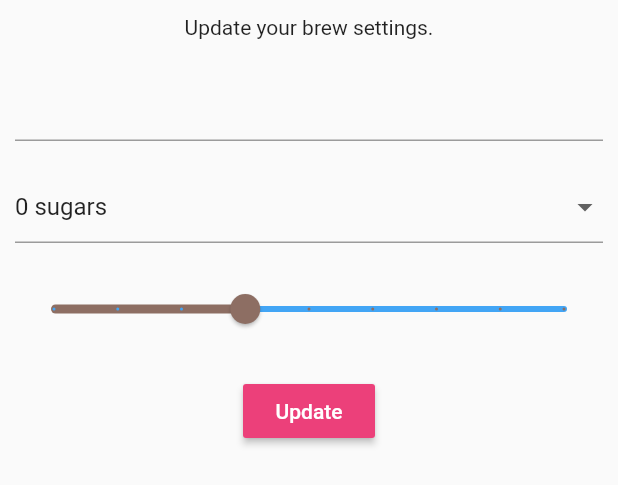
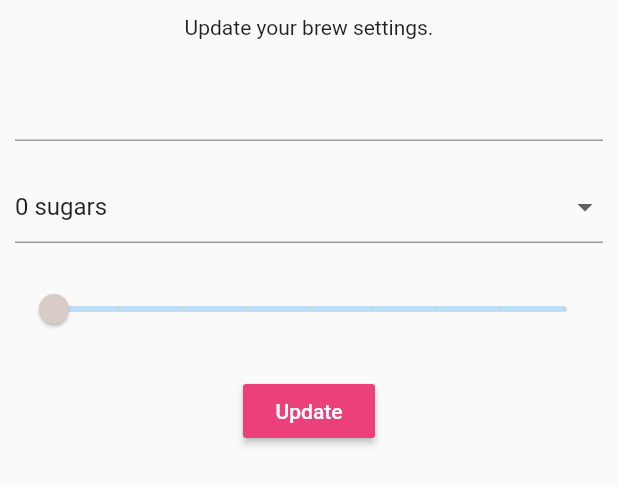
Before and after one commit to Harrisonnguyen1210/Flutter_Firebase, a Flutter app: the BrewInput widget shown alone on an empty page, opened directly, after a tap on "Update", on a phone screen of 412 x 824 dp. Shown: the top 485 px of the screen. Run offline on Flutter 3.47's test engine with Material 2 defaults, Android fonts, the phone set to English and light mode, and no system bars; our stand-ins replace cloud_firestore, firebase_auth, flutter_spinkit, google_sign_in; accounts and stored records are empty.

Commit message:
Updating user brew

```diff
--- a/lib/services/auth_service.dart
+++ b/lib/services/auth_service.dart
@@ -56,7 +56,11 @@ class AuthService {
       AuthResult authResult = await _auth.createUserWithEmailAndPassword(
           email: authData['email'], password: authData['password']);
       // create a new document for the user with uId
-      await DatabaseService(uId: authResult.user.uid).updateUserData('0', 'new crew member', 100);
+      await DatabaseService(uId: authResult.user.uid).updateUserData({
+        'name': 'new crew member',
+        'sugars': '0',
+        'strength': 100,
+      });
     } catch (e) {
       throw e;
     }
--- a/lib/services/database_service.dart
+++ b/lib/services/database_service.dart
@@ -9,17 +9,21 @@ class DatabaseService {
   final CollectionReference _brewCollection =
       Firestore.instance.collection('brews');
 
-  Future<void> updateUserData(String sugars, String name, int strength) async {
-    return await _brewCollection
-        .document(uId)
-        .setData({'sugars': sugars, 'name': name, 'strength': strength});
+  Future<void> updateUserData(Map<String, dynamic> brewData) async {
+    return await _brewCollection.document(uId).setData({
+      'sugars': brewData['sugars'],
+      'name': brewData['name'],
+      'strength': brewData['strength']
+    });
   }
 
   List<Brew> _brewListFromSnapshot(QuerySnapshot snapshot) {
-    return snapshot.documents.map((document) => Brew(
-        name: document.data['name'] ?? '',
-        sugars: document.data['sugars'] ?? 0,
-        strength: document.data['strength'] ?? '')).toList();
+    return snapshot.documents
+        .map((document) => Brew(
+            name: document.data['name'] ?? '',
+            sugars: document.data['sugars'] ?? 0,
+            strength: document.data['strength'] ?? ''))
+        .toList();
   }
 
   Stream<List<Brew>> get brews {
--- a/lib/widgets/brew_input.dart
+++ b/lib/widgets/brew_input.dart
@@ -1,4 +1,7 @@
 import 'package:flutter/material.dart';
+import 'package:flutter_firebase/models/user.dart';
+import 'package:flutter_firebase/services/database_service.dart';
+import 'package:provider/provider.dart';
 
 class BrewInput extends StatefulWidget {
   @override
@@ -11,16 +14,20 @@ class _BrewInputState extends State<BrewInput> {
   final List<String> sugars = ['0', '1', '2', '3', '4', '5', '6'];
 
   Map<String, dynamic> _brewData = {
-    'name': null,
-    'sugars': null,
-    'strength': null,
+    'name': '',
+    'sugars': '0',
+    'strength': 100,
   };
 
-  _updateBrew() {}
+  Future<void> _updateBrewOfUser(User user) async {
+    await DatabaseService(uId: user.uId).updateUserData(_brewData);
+  }
 
   @override
   Widget build(BuildContext context) {
     final mediaQuery = MediaQuery.of(context);
+    final user = Provider.of<User>(context);
+
     return Padding(
       padding: EdgeInsets.only(
           left: 10.0,
@@ -37,7 +44,7 @@ class _BrewInputState extends State<BrewInput> {
             TextFormField(
               validator: (value) =>
                   value.isEmpty ? 'Please enter a name' : null,
-              onSaved: (value) {
+              onChanged: (value) {
                 _brewData['name'] = value;
               },
             ),
@@ -57,16 +64,16 @@ class _BrewInputState extends State<BrewInput> {
             SizedBox(height: 20.0),
             Slider(
               activeColor:
-                  Colors.brown[(_brewData['strength'] ?? 400).round()],
+                  Colors.brown[(_brewData['strength'])],
               inactiveColor:
-                  Colors.blue[(_brewData['strength'] ?? 400).round()],
-              value: _brewData['strength'] ?? 400,
+                  Colors.blue[(_brewData['strength'])],
+              value: _brewData['strength'].toDouble(),
               min: 100,
               max: 900,
               divisions: 8,
               onChanged: (value) {
                 setState(() {
-                  _brewData['strength'] = value;
+                  _brewData['strength'] = value.round();
                 });
               },
             ),
@@ -77,7 +84,7 @@ class _BrewInputState extends State<BrewInput> {
                 'Update',
                 style: TextStyle(color: Colors.white),
               ),
-              onPressed: _updateBrew,
+              onPressed: () => _updateBrewOfUser(user),
             ),
           ],
         ),
```
